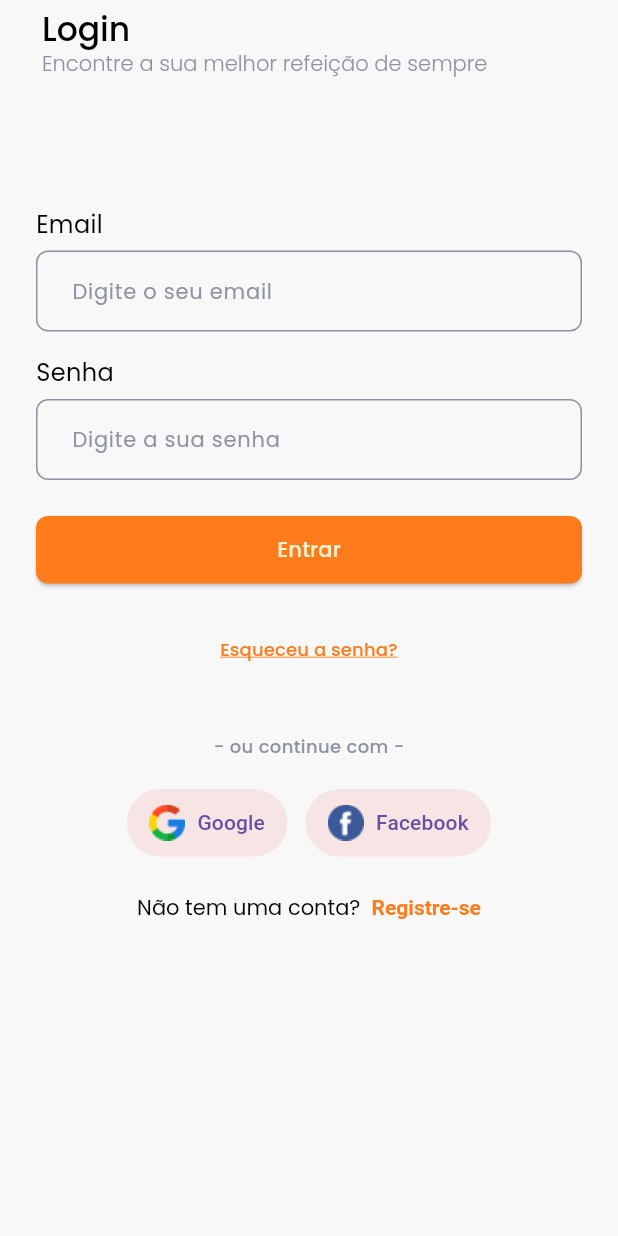
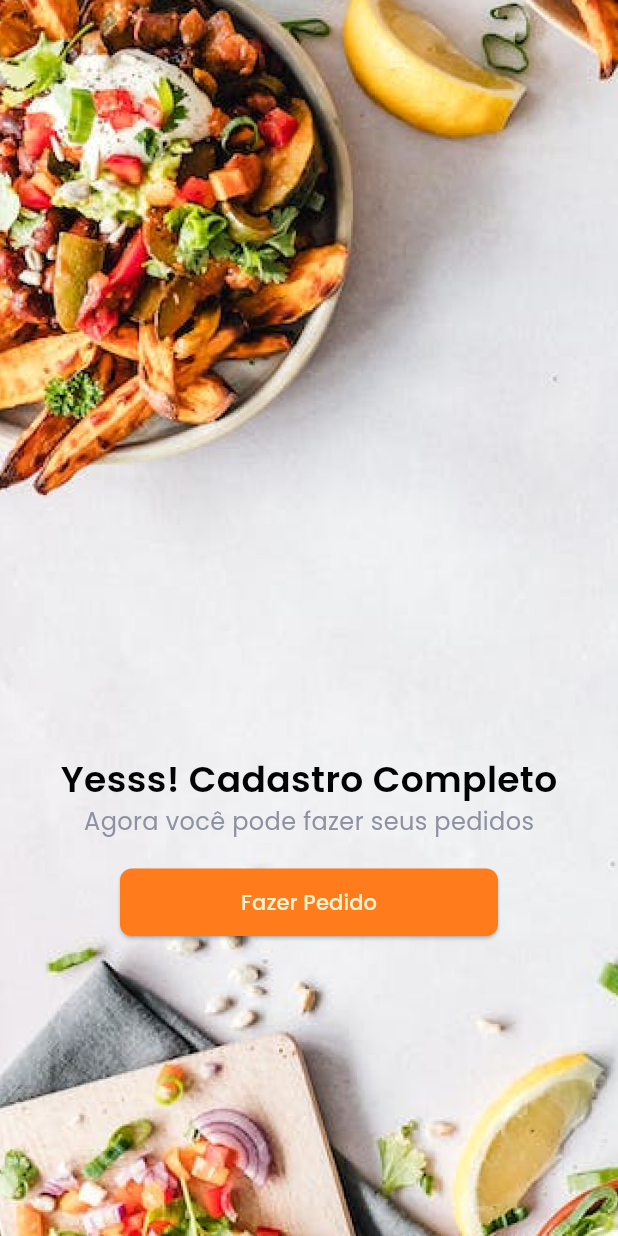
Before and after one commit to FelipeAngeli/foodmart, a Flutter app: the screen it shows after launch, after a tap on "Entrar", on a phone screen of 412 x 824 dp. Run offline on Flutter 3.47's test engine with Material 3 defaults, Android fonts, the phone set to English and light mode, and no system bars; our stand-ins replace flutter_modular, google_fonts, path_drawing.

Commit message:
fix: Successpage

```diff
--- a/lib/app/app_module.dart
+++ b/lib/app/app_module.dart
@@ -2,6 +2,7 @@ import 'package:flutter_modular/flutter_modular.dart';
 import 'package:fluttermart/app/module/sign_up/sign_up_module.dart';
 import 'package:fluttermart/app/module/splash/splash_page.dart';
 import 'package:fluttermart/app/module/sign_in/sign_in_module.dart';
+import 'package:fluttermart/app/module/success_sign/success_sign_module.dart';
 
 class AppModule extends Module {
   // @override
@@ -12,7 +13,7 @@ class AppModule extends Module {
     r.child(Modular.initialRoute, child: (context) => const SplashPage());
     r.module(Modular.initialRoute, module: SignInModule());
     r.module(Modular.initialRoute, module: SignUpModule());
-    // r.module(Modular.initialRoute, module: SearchModule());
+    r.module(Modular.initialRoute, module: SuccessSignModule());
     // r.module(Modular.initialRoute, module: FraseModule());
     // r.module(Modular.initialRoute, module: ProfileModule());
   }
--- a/lib/app/module/sign_in/page/sign_in_page.dart
+++ b/lib/app/module/sign_in/page/sign_in_page.dart
@@ -72,7 +72,9 @@ class _SignInPageState extends State<SignInPage> {
               const SizedBox(height: 24),
               ButtomCustom(
                 titulo: 'Entrar',
-                onPressed: () {},
+                onPressed: () {
+                  Modular.to.pushNamed('/successSign');
+                },
               ),
               const SizedBox(height: 12),
               TextButtonCustom(
--- /dev/null
+++ b/lib/app/module/success_sign/page/success_sign_page.dart
@@ -0,0 +1,56 @@
+import 'package:flutter/material.dart';
+import 'package:flutter/widgets.dart';
+import 'package:fluttermart/app/module/widgets/btn_custom.dart';
+import 'package:fluttermart/app/utils/custom_color.dart';
+import 'package:google_fonts/google_fonts.dart';
+
+class SuccessSignPage extends StatelessWidget {
+  const SuccessSignPage({super.key});
+
+  @override
+  Widget build(BuildContext context) {
+    return Scaffold(
+      body: Container(
+        height: double.infinity,
+        width: double.infinity,
+        decoration: const BoxDecoration(
+          image: DecorationImage(
+            image: AssetImage('assets/image/backgroundOne.png'),
+            fit: BoxFit.cover,
+          ),
+        ),
+        child: Column(
+          mainAxisAlignment: MainAxisAlignment.center,
+          children: [
+            const Spacer(),
+            Text(
+              'Yesss! Cadastro Completo',
+              style: GoogleFonts.poppins(
+                fontSize: 24,
+                fontWeight: FontWeight.w600,
+                color: CustomColor.fontBlack,
+              ),
+            ),
+            Text(
+              'Agora você pode fazer seus pedidos',
+              style: GoogleFonts.poppins(
+                fontSize: 16,
+                fontWeight: FontWeight.w400,
+                color: CustomColor.fontLight,
+              ),
+            ),
+            Padding(
+              padding: const EdgeInsets.only(left: 80, right: 80, top: 20, bottom: 200),
+              child: ButtomCustom(
+                titulo: 'Fazer Pedido',
+                onPressed: () {
+                  Navigator.pushNamed(context, '/home');
+                },
+              ),
+            ),
+          ],
+        ),
+      ),
+    );
+  }
+}
--- /dev/null
+++ b/lib/app/module/success_sign/success_sign_module.dart
@@ -0,0 +1,11 @@
+import 'package:flutter_modular/flutter_modular.dart';
+import 'package:fluttermart/app/module/success_sign/page/success_sign_page.dart';
+
+class SuccessSignModule extends Module {
+  static const String successSign = '/successSign';
+  @override
+  void routes(RouteManager r) {
+    super.routes(r);
+    r.child(successSign, child: (context) => const SuccessSignPage(), transition: TransitionType.fadeIn);
+  }
+}
```
Also changed, not shown: assets/image/backgroundOne.png (added).
